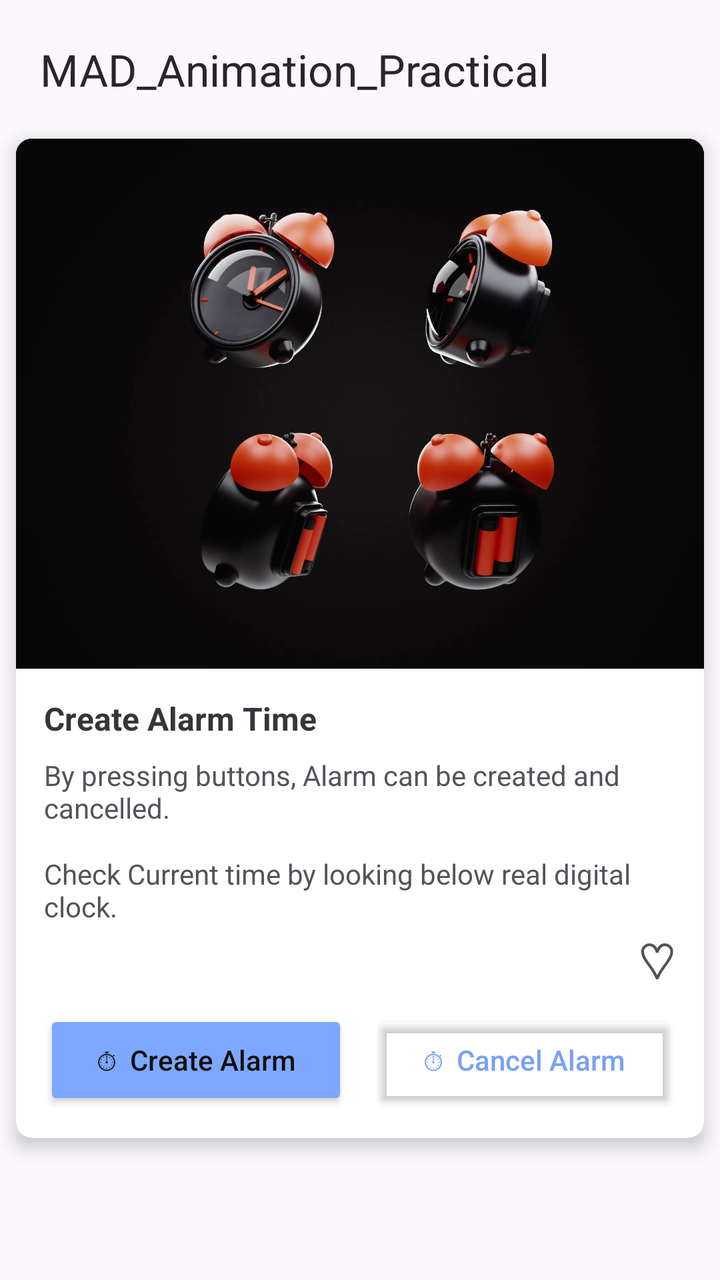
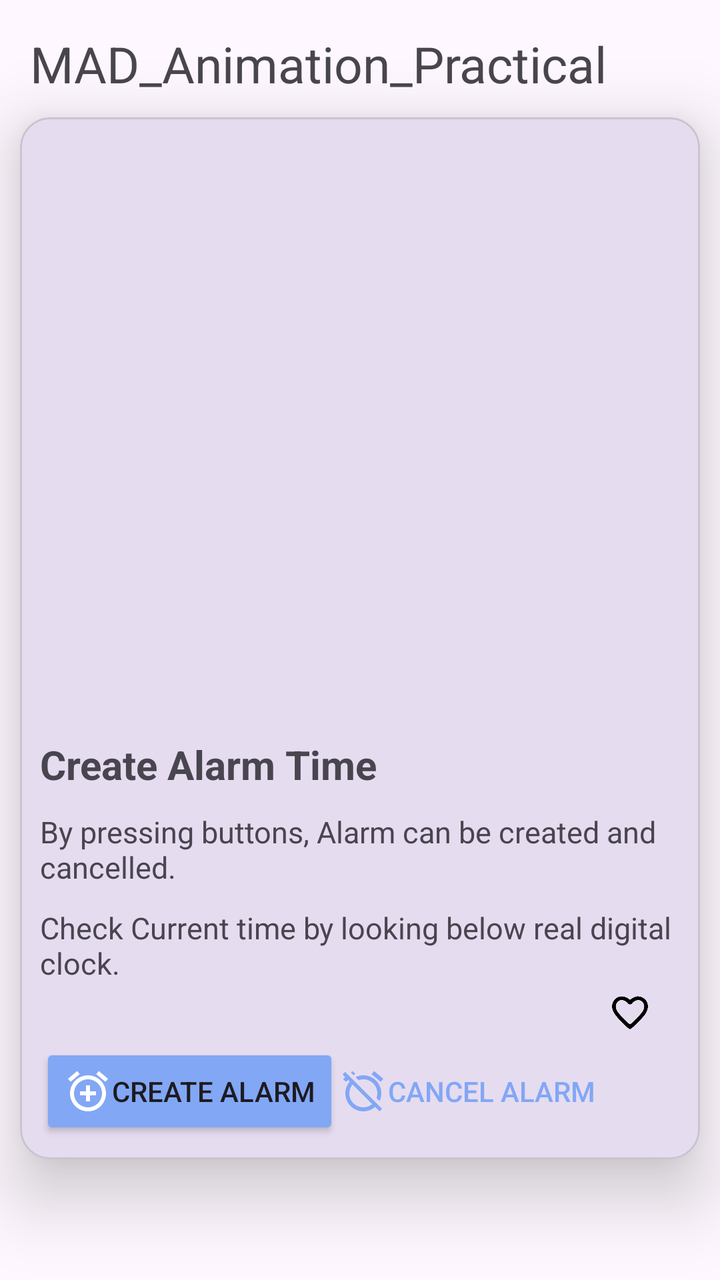

Screens rendered from an Android XML layout before and after an edit, with the pre-edit source and the edit as a unified diff.
<!-- AndroidManifest.xml: application theme Theme._24012011230_MAD_Practical6 -->
<!-- res/layout/activity_main.xml -->
<?xml version="1.0" encoding="utf-8"?>
<androidx.constraintlayout.widget.ConstraintLayout
    xmlns:android="http://schemas.android.com/apk/res/android"
    xmlns:app="http://schemas.android.com/apk/res-auto"
    android:layout_width="match_parent"
    android:layout_height="match_parent"
    android:background="#FAF8FC">

    
    <TextView
        android:id="@+id/tvTitle"
        android:layout_width="wrap_content"
        android:layout_height="wrap_content"
        android:text="MAD_Animation_Practical"
        android:textSize="22sp"
        android:textColor="#29252B"
        android:layout_marginStart="20dp"
        android:layout_marginTop="20dp"
        app:layout_constraintStart_toStartOf="parent"
        app:layout_constraintTop_toTopOf="parent" />

    
    <androidx.cardview.widget.CardView
        android:id="@+id/mainCard"
        android:layout_width="0dp"
        android:layout_height="wrap_content"
        android:layout_marginStart="8dp"
        android:layout_marginEnd="8dp"
        android:layout_marginTop="20dp"
        app:cardCornerRadius="8dp"
        app:cardElevation="5dp"
        app:layout_constraintTop_toBottomOf="@id/tvTitle"
        app:layout_constraintStart_toStartOf="parent"
        app:layout_constraintEnd_toEndOf="parent">

        <androidx.constraintlayout.widget.ConstraintLayout
            android:layout_width="match_parent"
            android:layout_height="wrap_content">

            
            <ImageView
                android:id="@+id/alarmImage"
                android:layout_width="0dp"
                android:layout_height="265dp"
                android:src="@drawable/alarm1"
                android:scaleType="centerCrop"
                android:background="#050505"
                android:contentDescription="Alarm Clock"
                app:layout_constraintTop_toTopOf="parent"
                app:layout_constraintStart_toStartOf="parent"
                app:layout_constraintEnd_toEndOf="parent" />

            
            <TextView
                android:id="@+id/tvHeading"
                android:layout_width="wrap_content"
                android:layout_height="wrap_content"
                android:text="Create Alarm Time"
                android:textSize="16sp"
                android:textStyle="bold"
                android:textColor="#39343B"
                android:layout_marginStart="14dp"
                android:layout_marginTop="14dp"
                app:layout_constraintTop_toBottomOf="@id/alarmImage"
                app:layout_constraintStart_toStartOf="parent" />

            
            <TextView
                android:id="@+id/tvDescription"
                android:layout_width="0dp"
                android:layout_height="wrap_content"
                android:text="By pressing buttons, Alarm can be created and cancelled."
                android:textSize="14sp"
                android:textColor="#57525A"
                android:layout_marginStart="14dp"
                android:layout_marginEnd="14dp"
                android:layout_marginTop="8dp"
                app:layout_constraintTop_toBottomOf="@id/tvHeading"
                app:layout_constraintStart_toStartOf="parent"
                app:layout_constraintEnd_toEndOf="parent" />

            
            <TextView
                android:id="@+id/tvCurrentTime"
                android:layout_width="0dp"
                android:layout_height="wrap_content"
                android:text="Check Current time by looking below real digital clock."
                android:textSize="14sp"
                android:textColor="#57525A"
                android:layout_marginStart="14dp"
                android:layout_marginEnd="14dp"
                android:layout_marginTop="14dp"
                app:layout_constraintTop_toBottomOf="@id/tvDescription"
                app:layout_constraintStart_toStartOf="parent"
                app:layout_constraintEnd_toEndOf="parent" />

            
            <TextView
                android:id="@+id/tvHeart"
                android:layout_width="wrap_content"
                android:layout_height="wrap_content"
                android:text="♡"
                android:textSize="25sp"
                android:textColor="#55505A"
                android:layout_marginEnd="14dp"
                app:layout_constraintTop_toBottomOf="@id/tvCurrentTime"
                app:layout_constraintEnd_toEndOf="parent" />

            
            <Button
                android:id="@+id/btnCreateAlarm"
                android:layout_width="0dp"
                android:layout_height="50dp"
                android:text="⏱  Create Alarm"
                android:textAllCaps="false"
                android:textColor="#111111"
                android:backgroundTint="#7EA7FF"
                android:layout_marginStart="14dp"
                android:layout_marginEnd="6dp"
                android:layout_marginTop="8dp"
                android:layout_marginBottom="14dp"
                app:layout_constraintTop_toBottomOf="@id/tvHeart"
                app:layout_constraintStart_toStartOf="parent"
                app:layout_constraintEnd_toStartOf="@id/btnCancelAlarm"
                app:layout_constraintBottom_toBottomOf="parent" />

            
            <Button
                android:id="@+id/btnCancelAlarm"
                android:layout_width="0dp"
                android:layout_height="50dp"
                android:text="⏱  Cancel Alarm"
                android:textAllCaps="false"
                android:textColor="#79A1F5"
                android:backgroundTint="@android:color/transparent"
                android:layout_marginStart="6dp"
                android:layout_marginEnd="14dp"
                android:layout_marginTop="8dp"
                android:layout_marginBottom="14dp"
                app:layout_constraintTop_toBottomOf="@id/tvHeart"
                app:layout_constraintStart_toEndOf="@id/btnCreateAlarm"
                app:layout_constraintEnd_toEndOf="parent"
                app:layout_constraintBottom_toBottomOf="parent" />

        </androidx.constraintlayout.widget.ConstraintLayout>

    </androidx.cardview.widget.CardView>

</androidx.constraintlayout.widget.ConstraintLayout>
<!-- resources referenced by this layout -->
<resources>
  <!-- drawable alarm1: jpg bitmap (drawable, 131012 bytes) -->
  <style name="Theme._24012011230_MAD_Practical6" parent="Base.Theme._24012011230_MAD_Practical6" />
  <style name="Base.Theme._24012011230_MAD_Practical6" parent="Theme.Material3.DayNight.NoActionBar">
          
          
      </style>
</resources>

<!-- the commit's change to res/layout/activity_main.xml (unified diff, before → after) -->
@@ -1,149 +1,123 @@
 <?xml version="1.0" encoding="utf-8"?>
-<androidx.constraintlayout.widget.ConstraintLayout
-    xmlns:android="http://schemas.android.com/apk/res/android"
+<androidx.constraintlayout.widget.ConstraintLayout xmlns:android="http://schemas.android.com/apk/res/android"
     xmlns:app="http://schemas.android.com/apk/res-auto"
+    xmlns:tools="http://schemas.android.com/tools"
+    android:id="@+id/main"
     android:layout_width="match_parent"
     android:layout_height="match_parent"
-    android:background="#FAF8FC">
+    tools:context=".MainActivity">
 
-    
     <TextView
-        android:id="@+id/tvTitle"
-        android:layout_width="wrap_content"
+        android:id="@+id/MAD_Pr"
+        android:layout_width="match_parent"
         android:layout_height="wrap_content"
         android:text="MAD_Animation_Practical"
-        android:textSize="22sp"
-        android:textColor="#29252B"
-        android:layout_marginStart="20dp"
-        android:layout_marginTop="20dp"
+        android:textSize="25sp"
+        android:layout_margin="15dp"
         app:layout_constraintStart_toStartOf="parent"
-        app:layout_constraintTop_toTopOf="parent" />
+        app:layout_constraintTop_toTopOf="parent">
 
-    
-    <androidx.cardview.widget.CardView
-        android:id="@+id/mainCard"
-        android:layout_width="0dp"
+    </TextView>
+
+    <com.google.android.material.card.MaterialCardView
+        android:id="@+id/card1"
+        android:layout_width="match_parent"
         android:layout_height="wrap_content"
-        android:layout_marginStart="8dp"
-        android:layout_marginEnd="8dp"
-        android:layout_marginTop="20dp"
-        app:cardCornerRadius="8dp"
-        app:cardElevation="5dp"
-        app:layout_constraintTop_toBottomOf="@id/tvTitle"
-        app:layout_constraintStart_toStartOf="parent"
-        app:layout_constraintEnd_toEndOf="parent">
+        android:layout_margin="10dp"
+        app:cardCornerRadius="15dp"
+        app:cardElevation="20dp"
+        app:layout_constraintTop_toBottomOf="@id/MAD_Pr">
 
         <androidx.constraintlayout.widget.ConstraintLayout
             android:layout_width="match_parent"
-            android:layout_height="wrap_content">
+            android:layout_height="wrap_content"
+            android:layout_marginBottom="10dp">
 
-            
             <ImageView
-                android:id="@+id/alarmImage"
-                android:layout_width="0dp"
-                android:layout_height="265dp"
-                android:src="@drawable/alarm1"
+                android:id="@+id/img1"
+                android:layout_width="match_parent"
+                android:layout_height="300dp"
+                android:scaleType="fitXY"
+                app:layout_constraintTop_toTopOf="parent">
+
+            </ImageView>
+
+            <TextView
+                android:id="@+id/txt1"
+                android:layout_width="match_parent"
+                android:layout_height="wrap_content"
+                android:layout_margin="10dp"
+                android:text="Create Alarm Time"
+                android:textSize="20dp"
+                android:textStyle="bold"
+                app:layout_constraintTop_toBottomOf="@id/img1">
+
+            </TextView>
+
+            <TextView
+                android:id="@+id/txt2"
+                android:layout_width="match_parent"
+                android:layout_height="wrap_content"
+                android:layout_margin="10dp"
+                android:textSize="15sp"
+                android:text="By pressing buttons, Alarm can be created and cancelled."
+                app:layout_constraintTop_toBottomOf="@id/txt1">
+
+            </TextView>
+
+            <TextView
+                android:id="@+id/txt3"
+                android:layout_width="match_parent"
+                android:layout_height="wrap_content"
+                android:layout_margin="10dp"
+                android:textSize="15sp"
+                android:text="Check Current time by looking below real digital clock."
+                app:layout_constraintTop_toBottomOf="@id/txt2">
+
+            </TextView>
+
+            <ImageView
+                android:id="@+id/img2"
+                android:layout_width="30dp"
+                android:layout_height="30dp"
                 android:scaleType="centerCrop"
-                android:background="#050505"
-                android:contentDescription="Alarm Clock"
-                app:layout_constraintTop_toTopOf="parent"
-                app:layout_constraintStart_toStartOf="parent"
-                app:layout_constraintEnd_toEndOf="parent" />
+                android:background="@drawable/heart_animation_list"
+                android:layout_marginEnd="20dp"
+                app:layout_constraintEnd_toEndOf="parent"
+                app:layout_constraintTop_toBottomOf="@id/txt3"/>
 
-            
-            <TextView
-                android:id="@+id/tvHeading"
+
+            <Button
+                android:id="@+id/CreateAlarm"
                 android:layout_width="wrap_content"
                 android:layout_height="wrap_content"
-                android:text="Create Alarm Time"
-                android:textSize="16sp"
-                android:textStyle="bold"
-                android:textColor="#39343B"
-                android:layout_marginStart="14dp"
-                android:layout_marginTop="14dp"
-                app:layout_constraintTop_toBottomOf="@id/alarmImage"
-                app:layout_constraintStart_toStartOf="parent" />
+                android:backgroundTint="#82A7F5"
+                android:layout_marginTop="30dp"
+                android:drawableLeft="@drawable/baseline_alarm_add_24"
+                android:drawableTint="@color/white"
+                android:text="Create Alarm"
+                app:layout_constraintStart_toStartOf="@id/txt3"
+                app:layout_constraintTop_toBottomOf="@id/txt3">
 
-            
-            <TextView
-                android:id="@+id/tvDescription"
-                android:layout_width="0dp"
-                android:layout_height="wrap_content"
-                android:text="By pressing buttons, Alarm can be created and cancelled."
-                android:textSize="14sp"
-                android:textColor="#57525A"
-                android:layout_marginStart="14dp"
-                android:layout_marginEnd="14dp"
-                android:layout_marginTop="8dp"
-                app:layout_constraintTop_toBottomOf="@id/tvHeading"
-                app:layout_constraintStart_toStartOf="parent"
-                app:layout_constraintEnd_toEndOf="parent" />
+            </Button>
 
-            
-            <TextView
-                android:id="@+id/tvCurrentTime"
-                android:layout_width="0dp"
-                android:layout_height="wrap_content"
-                android:text="Check Current time by looking below real digital clock."
-                android:textSize="14sp"
-                android:textColor="#57525A"
-                android:layout_marginStart="14dp"
-                android:layout_marginEnd="14dp"
-                android:layout_marginTop="14dp"
-                app:layout_constraintTop_toBottomOf="@id/tvDescription"
-                app:layout_constraintStart_toStartOf="parent"
-                app:layout_constraintEnd_toEndOf="parent" />
-
-            
-            <TextView
-                android:id="@+id/tvHeart"
+            <Button
+                android:id="@+id/CancelAlarm"
                 android:layout_width="wrap_content"
                 android:layout_height="wrap_content"
-                android:text="♡"
-                android:textSize="25sp"
-                android:textColor="#55505A"
-                android:layout_marginEnd="14dp"
-                app:layout_constraintTop_toBottomOf="@id/tvCurrentTime"
-                app:layout_constraintEnd_toEndOf="parent" />
+                android:textColor="#82A7F5"
+                android:background="@android:color/transparent"
+                android:layout_marginTop="30dp"
+                android:drawableLeft="@drawable/baseline_alarm_off_24"
+                android:drawableTint="#82A7F5"
+                android:text="Cancel Alarm"
+                app:layout_constraintStart_toEndOf="@id/CreateAlarm"
+                app:layout_constraintTop_toBottomOf="@id/txt3">
 
-            
-            <Button
-                android:id="@+id/btnCreateAlarm"
-                android:layout_width="0dp"
-                android:layout_height="50dp"
-                android:text="⏱  Create Alarm"
-                android:textAllCaps="false"
-                android:textColor="#111111"
-                android:backgroundTint="#7EA7FF"
-                android:layout_marginStart="14dp"
-                android:layout_marginEnd="6dp"
-                android:layout_marginTop="8dp"
-                android:layout_marginBottom="14dp"
-                app:layout_constraintTop_toBottomOf="@id/tvHeart"
-                app:layout_constraintStart_toStartOf="parent"
-                app:layout_constraintEnd_toStartOf="@id/btnCancelAlarm"
-                app:layout_constraintBottom_toBottomOf="parent" />
-
-            
-            <Button
-                android:id="@+id/btnCancelAlarm"
-                android:layout_width="0dp"
-                android:layout_height="50dp"
-                android:text="⏱  Cancel Alarm"
-                android:textAllCaps="false"
-                android:textColor="#79A1F5"
-                android:backgroundTint="@android:color/transparent"
-                android:layout_marginStart="6dp"
-                android:layout_marginEnd="14dp"
-                android:layout_marginTop="8dp"
-                android:layout_marginBottom="14dp"
-                app:layout_constraintTop_toBottomOf="@id/tvHeart"
-                app:layout_constraintStart_toEndOf="@id/btnCreateAlarm"
-                app:layout_constraintEnd_toEndOf="parent"
-                app:layout_constraintBottom_toBottomOf="parent" />
+            </Button>
 
         </androidx.constraintlayout.widget.ConstraintLayout>
 
-    </androidx.cardview.widget.CardView>
+    </com.google.android.material.card.MaterialCardView>
 
 </androidx.constraintlayout.widget.ConstraintLayout>
<!-- resource entries referenced after the edit -->
@@ -1,7 +1,36 @@
 <!-- resources referenced by this layout -->
 <resources>
-  <!-- drawable alarm1: jpg bitmap (drawable, 131012 bytes) -->
+  <color name="white">#FFFFFFFF</color>
+  <!-- drawable baseline_alarm_add_24 (drawable) -->
+  <?xml version="1.0" encoding="utf-8"?>
+  <vector xmlns:android="http://schemas.android.com/apk/res/android" android:height="24dp" android:tint="#000000" android:viewportHeight="24" android:viewportWidth="24" android:width="24dp">
+  
+      <path android:fillColor="@android:color/white" android:pathData="M7.88,3.39L6.6,1.86 2,5.71l1.29,1.53 4.59,-3.85zM22,5.72l-4.6,-3.86 -1.29,1.53 4.6,3.86L22,5.72zM12,4c-4.97,0 -9,4.03 -9,9s4.02,9 9,9c4.97,0 9,-4.03 9,-9s-4.03,-9 -9,-9zM12,20c-3.87,0 -7,-3.13 -7,-7s3.13,-7 7,-7 7,3.13 7,7 -3.13,7 -7,7zM13,9h-2v3L8,12v2h3v3h2v-3h3v-2h-3L13,9z"/>
+  
+  </vector>
+  <!-- drawable baseline_alarm_off_24 (drawable) -->
+  <?xml version="1.0" encoding="utf-8"?>
+  <vector xmlns:android="http://schemas.android.com/apk/res/android" android:height="24dp" android:tint="#000000" android:viewportHeight="24" android:viewportWidth="24" android:width="24dp">
+  
+  <path android:fillColor="@android:color/white" android:pathData="M12,6c3.87,0 7,3.13 7,7 0,0.84 -0.16,1.65 -0.43,2.4l1.52,1.52c0.58,-1.19 0.91,-2.51 0.91,-3.92 0,-4.97 -4.03,-9 -9,-9 -1.41,0 -2.73,0.33 -3.92,0.91L9.6,6.43C10.35,6.16 11.16,6 12,6zM22,5.72l-4.6,-3.86 -1.29,1.53 4.6,3.86L22,5.72zM2.92,2.29L1.65,3.57 2.98,4.9l-1.11,0.93 1.42,1.42 1.11,-0.94 0.8,0.8C3.83,8.69 3,10.75 3,13c0,4.97 4.02,9 9,9 2.25,0 4.31,-0.83 5.89,-2.2l2.2,2.2 1.27,-1.27L3.89,3.27l-0.97,-0.98zM16.47,18.39C15.26,19.39 13.7,20 12,20c-3.87,0 -7,-3.13 -7,-7 0,-1.7 0.61,-3.26 1.61,-4.47l9.86,9.86zM8.02,3.28L6.6,1.86l-0.86,0.71 1.42,1.42 0.86,-0.71z"/>
+  
+  </vector>
+  <!-- drawable heart_animation_list (drawable) -->
+  <?xml version="1.0" encoding="utf-8"?>
+  <animation-list xmlns:android="http://schemas.android.com/apk/res/android" android:oneshot="true">
+      <item android:drawable="@drawable/ic_heart_0" android:duration="200"/>
+      <item android:drawable="@drawable/ic_heart_25" android:duration="200"/>
+      <item android:drawable="@drawable/ic_heart_50" android:duration="200"/>
+      <item android:drawable="@drawable/ic_heart_75" android:duration="200"/>
+      <item android:drawable="@drawable/ic_heart_100" android:duration="200"/>
+  
+  </animation-list>
   <style name="Theme._24012011230_MAD_Practical6" parent="Base.Theme._24012011230_MAD_Practical6" />
+  <!-- drawable ic_heart_0: png bitmap (drawable, 4891 bytes) -->
+  <!-- drawable ic_heart_25: png bitmap (drawable, 4611 bytes) -->
+  <!-- drawable ic_heart_50: png bitmap (drawable, 4285 bytes) -->
+  <!-- drawable ic_heart_75: png bitmap (drawable, 4063 bytes) -->
+  <!-- drawable ic_heart_100: png bitmap (drawable, 3365 bytes) -->
   <style name="Base.Theme._24012011230_MAD_Practical6" parent="Theme.Material3.DayNight.NoActionBar">
           
           
